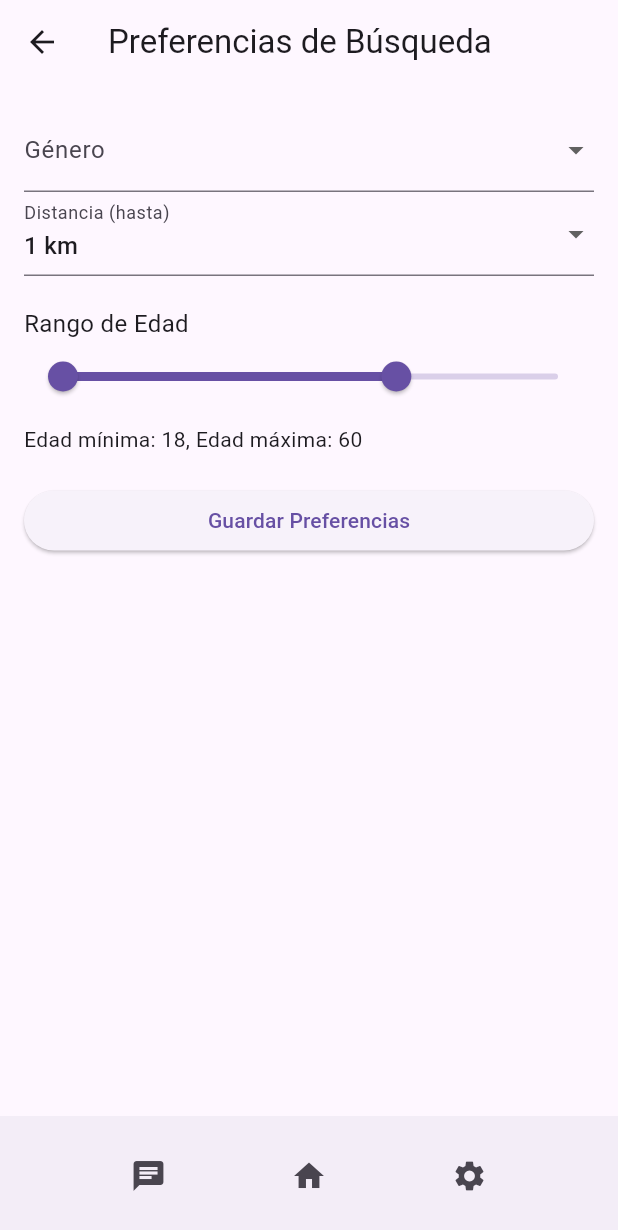
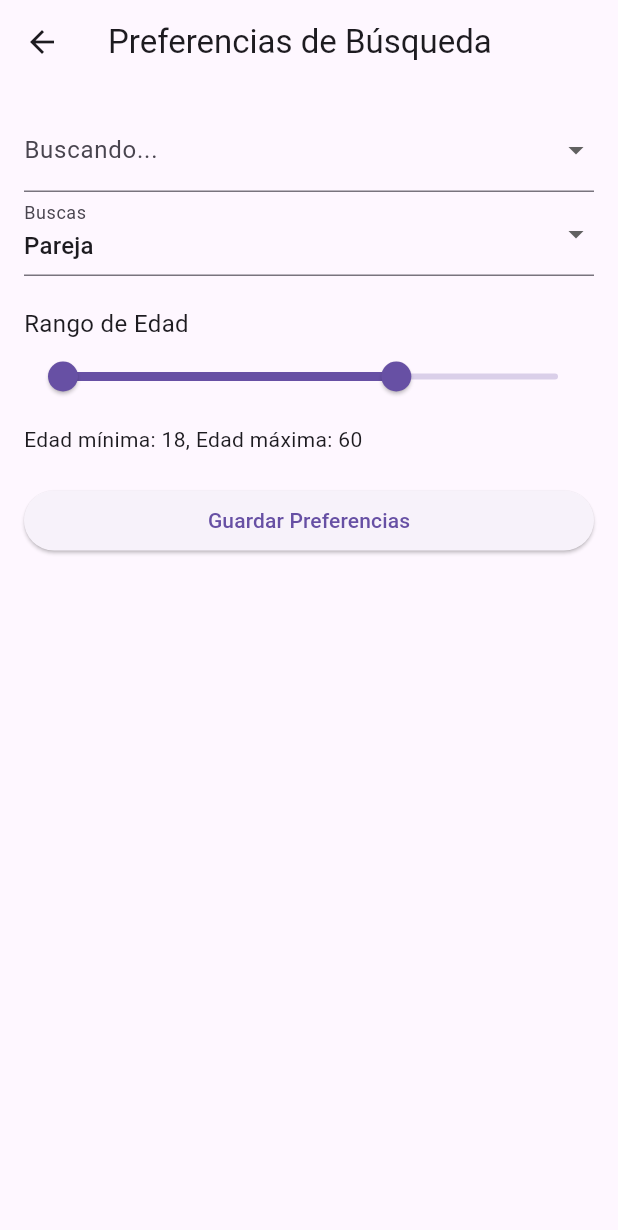
Before and after one commit to OscarDeDiegoSerrano/OhDateApp, a Flutter app: the PreferenciaBusqueda screen opened directly, on a phone screen of 412 x 824 dp. Shown: the top 1230 px of the screen. Run offline on Flutter 3.47's test engine with Material 3 defaults, Android fonts, the phone set to English and light mode, and no system bars; our stand-ins replace cloud_firestore, firebase_auth, firebase_core, firebase_storage, image_picker; accounts and stored records are empty.

Commit message:
Actualitzacio registro, camp "buscando" afegit

```diff
--- a/lib/paginas/preferenciaBusqueda.dart
+++ b/lib/paginas/preferenciaBusqueda.dart
@@ -1,7 +1,5 @@
 import 'package:flutter/material.dart';
-import 'package:ohdate_app/paginas/conversaciones.dart';
 import 'package:ohdate_app/paginas/inicio.dart';
-import 'package:ohdate_app/paginas/pantalla_ChatsMatch.dart';
 
 class PreferenciaBusqueda extends StatefulWidget {
   @override
@@ -12,7 +10,7 @@ class _PreferenciaBusquedaState extends State<PreferenciaBusqueda> {
   final _formKey = GlobalKey<FormState>();
 
   String? generoSeleccionado;
-  String distanciaSeleccionada = '1 km';
+  String objetivosSeleccionados = 'Pareja'; // Cambiado de 'Seria' a 'Pareja'
   RangeValues rangoEdadSeleccionado = const RangeValues(18, 60);
 
   @override
@@ -35,7 +33,7 @@ class _PreferenciaBusquedaState extends State<PreferenciaBusqueda> {
                     generoSeleccionado = newValue!;
                   });
                 },
-                items: <String>['Hombre', 'Mujer']
+                items: <String>['Hombre', 'Mujer', 'Ambos']
                     .map<DropdownMenuItem<String>>((String value) {
                   return DropdownMenuItem<String>(
                     value: value,
@@ -43,17 +41,17 @@ class _PreferenciaBusquedaState extends State<PreferenciaBusqueda> {
                   );
                 }).toList(),
                 decoration: const InputDecoration(
-                  labelText: 'Género',
+                  labelText: 'Buscando...',
                 ),
               ),
               DropdownButtonFormField<String>(
-                value: distanciaSeleccionada,
+                value: objetivosSeleccionados,
                 onChanged: (newValue) {
                   setState(() {
-                    distanciaSeleccionada = newValue!;
+                    objetivosSeleccionados = newValue!;
                   });
                 },
-                items: <String>['1 km', '5 km', '10 km', '20 km']
+                items: <String>['Pareja', 'Amistad']
                     .map<DropdownMenuItem<String>>((String value) {
                   return DropdownMenuItem<String>(
                     value: value,
@@ -61,7 +59,7 @@ class _PreferenciaBusquedaState extends State<PreferenciaBusqueda> {
                   );
                 }).toList(),
                 decoration: const InputDecoration(
-                  labelText: 'Distancia (hasta)',
+                  labelText: 'Buscas',
                 ),
               ),
               const SizedBox(height: 20),
@@ -98,10 +96,6 @@ class _PreferenciaBusquedaState extends State<PreferenciaBusqueda> {
               ElevatedButton(
                 onPressed: () async {
                   if (_formKey.currentState!.validate()) {
-                    // Aquí puedes realizar la acción de guardar las preferencias de búsqueda
-                    // por ejemplo, podrías guardar los valores en la base de datos
-                    // o utilizarlos para filtrar resultados
-                    // Aquí solo muestro un mensaje de éxito y retorno a la página de inicio
                     ScaffoldMessenger.of(context).showSnackBar(
                       const SnackBar(content: Text('Preferencias guardadas con éxito')),
                     );
@@ -114,42 +108,6 @@ class _PreferenciaBusquedaState extends State<PreferenciaBusqueda> {
           ),
         ),
       ),
-      bottomNavigationBar: Positioned(
-        left: 0,
-        right: 0,
-        bottom: 0,
-        child: BottomAppBar(
-          child: Row(
-            mainAxisAlignment: MainAxisAlignment.spaceEvenly,
-            children: [
-              IconButton(
-                icon: const Icon(Icons.chat),
-                onPressed: () {
-                  Navigator.push(
-                    context,
-                    MaterialPageRoute(builder: (context) => Conversaciones()),
-                  );
-                },
-              ),
-              IconButton(
-                icon: const Icon(Icons.home),
-                onPressed: () {
-                  Navigator.push(
-                    context,
-                    MaterialPageRoute(builder: (context) => PaginaInicio()),
-                  );
-                },
-              ),
-              IconButton(
-                icon: const Icon(Icons.settings),
-                onPressed: () {
-                  // Acción al presionar el botón de ajustes
-                },
-              ),
-            ],
-          ),
-        ),
-      ),
     );
   }
 }
--- a/lib/servicios/servicio_autentificacion.dart
+++ b/lib/servicios/servicio_autentificacion.dart
@@ -6,7 +6,7 @@ class ServicioAutenticacion {
   final FirebaseAuth _auth = FirebaseAuth.instance;
   final FirebaseFirestore _firestore = FirebaseFirestore.instance;
 
-  Future<String?> registrarUsuario(String email, String password, String nombre, String apellido, String telefono, String sexo) async {
+  Future<String?> registrarUsuario(String email, String password, String nombre, String apellido, String telefono, String sexo, String buscando) async {
   try {
     // Registro de usuario en Firebase Authentication
     UserCredential userCredential = await _auth.createUserWithEmailAndPassword(
@@ -21,6 +21,7 @@ class ServicioAutenticacion {
         'apellido': apellido,
         'telefono': telefono,
         'sexo': sexo, // Nuevo campo para guardar el sexo
+        'buscando':buscando,
       });
     //}
 
```
Also changed, not shown: lib/paginas/registro.dart (+24 -4 lines).
